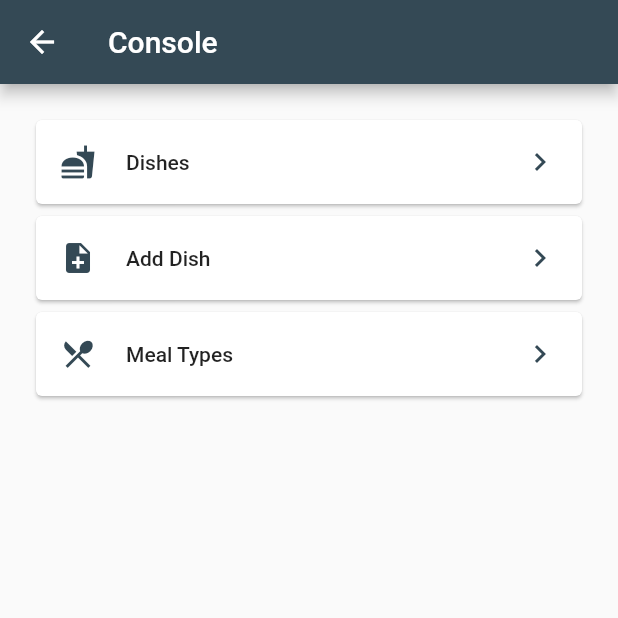
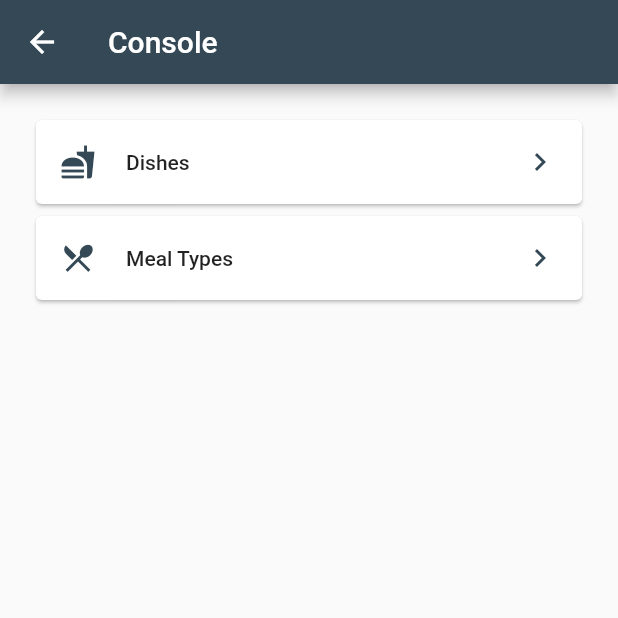
Before and after one commit to thoughtforgeltd/food-delivery-app, a Flutter app: the ConsoleProvider screen opened by its route, on a phone screen of 412 x 824 dp, the top half of it. Run offline on Flutter 3.47's test engine with Material 2 defaults, Android fonts, the phone set to English and light mode, and no system bars; our stand-ins replace bloc, cloud_firestore, equatable, firebase_auth, firebase_storage, flutter_bloc and 9 more; accounts and stored records are empty; generated files the repository leaves out were written again.

Commit message:
[Remove] add dish option from console_actions.dart

```diff
--- a/lib/console/model/console_actions.dart
+++ b/lib/console/model/console_actions.dart
@@ -1,12 +1,10 @@
 import 'package:flutter/material.dart';
 
-enum ConsoleActions { dishes, add_dish, meal_types }
+enum ConsoleActions { dishes, meal_types }
 
 extension ConsoleActionsExtension on ConsoleActions {
   String get title {
     switch (this) {
-      case ConsoleActions.add_dish:
-        return 'Add Dish';
       case ConsoleActions.dishes:
         return 'Dishes';
       case ConsoleActions.meal_types:
@@ -18,8 +16,6 @@ extension ConsoleActionsExtension on ConsoleActions {
 
   IconData get icon {
     switch (this) {
-      case ConsoleActions.add_dish:
-        return Icons.note_add;
       case ConsoleActions.dishes:
         return Icons.fastfood;
       case ConsoleActions.meal_types:
--- a/lib/console/widget/console_widget.dart
+++ b/lib/console/widget/console_widget.dart
@@ -34,9 +34,6 @@ class _ConsoleWidgetState extends State<ConsoleWidget> {
       case ConsoleActions.dishes:
         Navigator.of(context).pushNamed('/dishes');
         break;
-      case ConsoleActions.add_dish:
-        Navigator.of(context).pushNamed('/add_dish');
-        break;
       case ConsoleActions.meal_types:
         Navigator.of(context).pushNamed('/categories');
         break;
```
